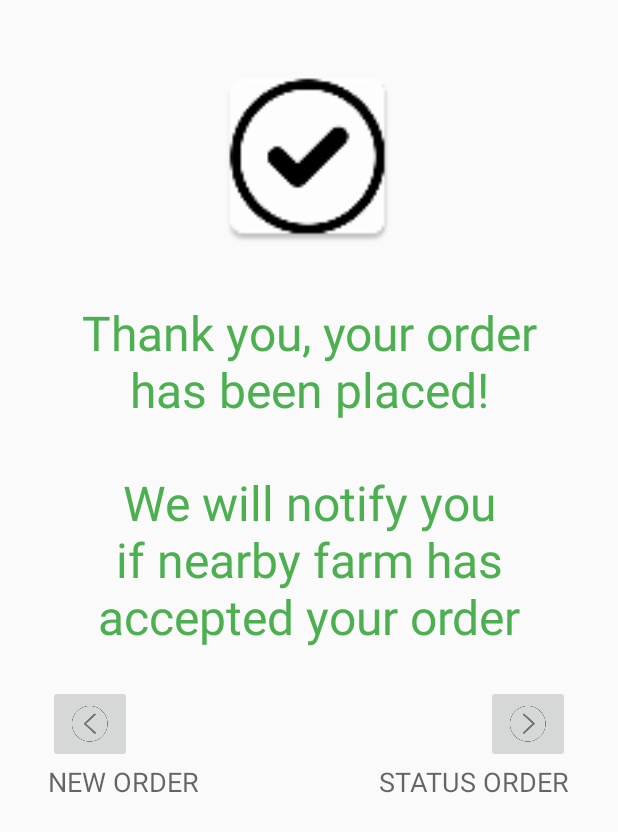
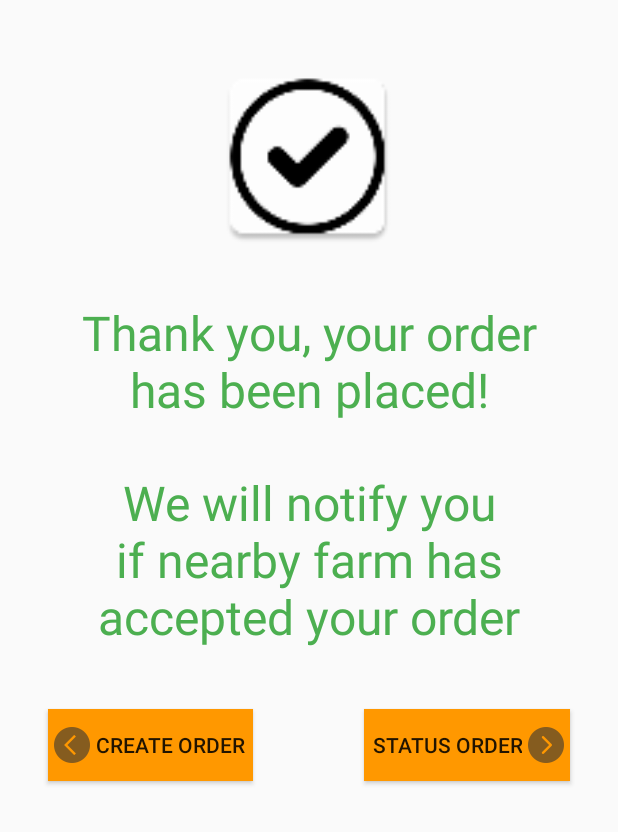
Before and after one commit to pplnostrateam/insantani-development, an Android app: the Ordermade screen opened directly, with no data from a screen before it, on a phone screen of 412 x 824 dp. Shown: the top 832 px of the screen. Run offline under Robolectric (Android 15) with nearby library versions, the phone set to English and light mode, and no system bars; 3 statements that could not run were skipped.

Commit message:
Renew Ordermade buttons and layout

```diff
--- a/app/src/main/res/layout/activity_ordermade.xml
+++ b/app/src/main/res/layout/activity_ordermade.xml
@@ -41,45 +41,32 @@
         android:layout_centerHorizontal="true"
         android:layout_marginTop="40dp" />
 
-    <ImageButton
+    <Button
         android:layout_width="wrap_content"
         android:layout_height="wrap_content"
-        android:id="@+id/neworder"
+        android:id="@+id/createorder"
+        android:background="@color/buttonOrange"
+        android:drawableLeft="@drawable/ic_ordermade_leftarrow"
         android:src="@drawable/ic_ordermade_left"
         android:layout_alignTop="@+id/checkstatus"
         android:layout_alignLeft="@+id/textView6"
-        android:layout_alignStart="@+id/textView6" />
+        android:layout_alignStart="@+id/textView6"
+        android:text="CREATE ORDER"
+        android:paddingRight="5dp" />
 
-    <ImageButton
+    <Button
         android:layout_width="wrap_content"
         android:layout_height="wrap_content"
         android:id="@+id/checkstatus"
-        android:src="@drawable/ic_ordermade_right"
+        android:background="@color/buttonOrange"
+        android:drawableRight="@drawable/ic_ordermade_rightarrow"
         android:layout_below="@+id/textView6"
         android:layout_alignParentRight="true"
         android:layout_alignParentEnd="true"
         android:layout_marginRight="32dp"
-        android:layout_marginTop="24dp" />
-
-    <TextView
-        android:layout_width="wrap_content"
-        android:layout_height="wrap_content"
-        android:textAppearance="?android:attr/textAppearanceMedium"
-        android:text="NEW ORDER"
-        android:id="@+id/textView7"
-        android:layout_below="@+id/neworder"
-        android:layout_alignLeft="@+id/neworder"
-        android:layout_alignStart="@+id/neworder" />
-
-    <TextView
-        android:layout_width="wrap_content"
-        android:layout_height="wrap_content"
-        android:textAppearance="?android:attr/textAppearanceMedium"
+        android:layout_marginTop="40dp"
         android:text="STATUS ORDER"
-        android:id="@+id/textView8"
-        android:layout_below="@+id/checkstatus"
-        android:layout_alignRight="@+id/checkstatus"
-        android:layout_alignEnd="@+id/checkstatus" />
+        android:paddingLeft="5dp" />
 
     <!--Copy bagian ini untuk manggil navigation drawer ke halaman ini -->
 <!--    <android.support.v4.widget.DrawerLayout
```
Also changed, not shown: app/src/main/res/drawable-hdpi/ic_ordermade_leftarrow.png (added), app/src/main/res/drawable-hdpi/ic_ordermade_rightarrow.png (added), app/src/main/res/drawable-mdpi/ic_ordermade_leftarrow.png (added), app/src/main/res/drawable-mdpi/ic_ordermade_rightarrow.png (added), app/src/main/res/drawable-xhdpi/ic_ordermade_leftarrow.png (added), app/src/main/res/drawable-xhdpi/ic_ordermade_rightarrow.png (added), app/src/main/res/drawable-xxhdpi/ic_ordermade_leftarrow.png (added), app/src/main/res/drawable-xxhdpi/ic_ordermade_rightarrow.png (added).
